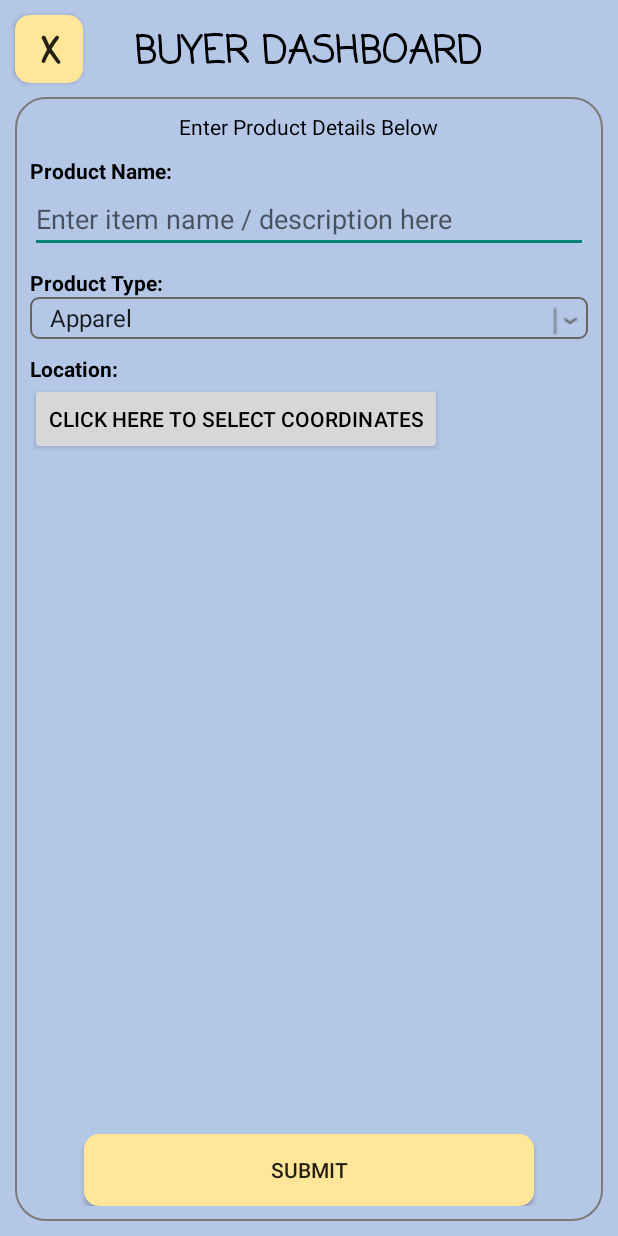
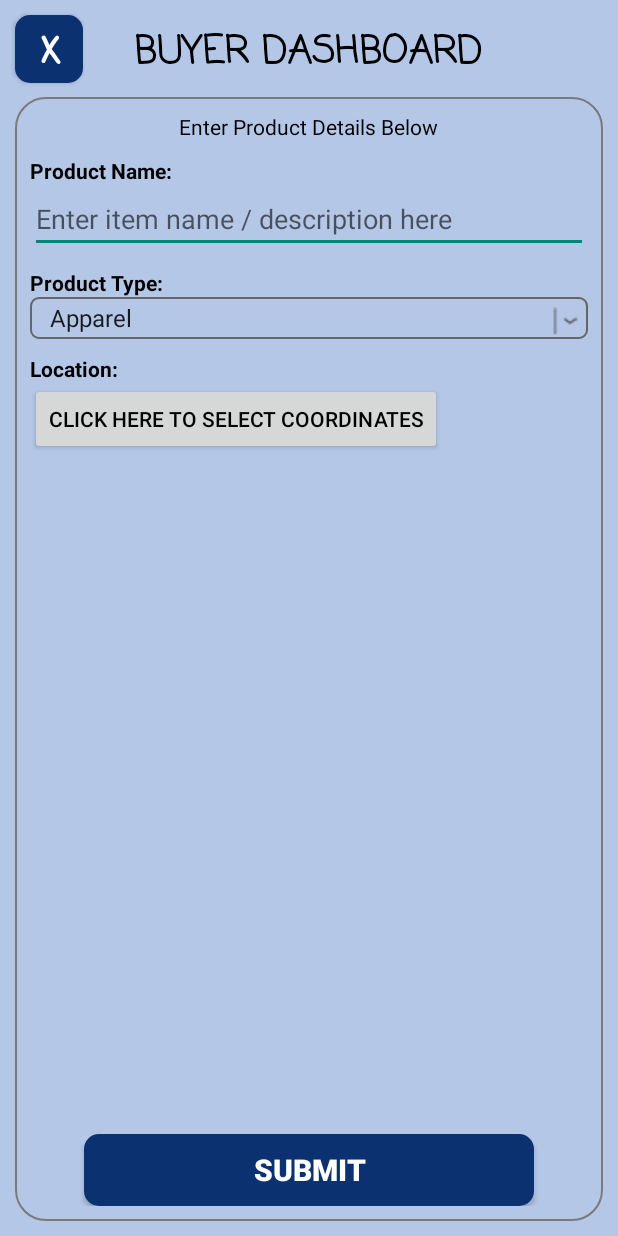
Before and after one commit to beephee/buzzarpheewhale, an Android app: the AddRequestActivity screen opened directly, with no data from a screen before it, on a phone screen of 412 x 824 dp. Run offline under Robolectric (Android 15) with nearby library versions, the phone set to English and light mode, and no system bars; our stand-ins replace Firebase (no records; nobody signed in at launch, a user with empty details on screens opened directly).

Commit message:
Separated and recustomized round button stylesheet for buyer/courier screens

```diff
--- /dev/null
+++ b/FirebaseAuthDemo/app/src/main/res/drawable/buyerRoundedButton.xml
@@ -0,0 +1,9 @@
+<?xml version="1.0" encoding="utf-8"?>
+<shape xmlns:android="http://schemas.android.com/apk/res/android"
+android:shape="rectangle">
+    <solid android:color="#0b3170" />
+    <corners android:bottomRightRadius="10dp"
+        android:bottomLeftRadius="10dp"
+        android:topRightRadius="10dp"
+        android:topLeftRadius="10dp"/>
+</shape>
--- a/FirebaseAuthDemo/app/src/main/res/layout/activity_add_request.xml
+++ b/FirebaseAuthDemo/app/src/main/res/layout/activity_add_request.xml
@@ -30,8 +30,9 @@
         android:fontFamily="casual"
         android:textStyle="bold"
         android:textAllCaps="false"
-        android:background="@drawable/roundedbutton"
+        android:background="@drawable/buyerRoundedButton"
         android:textSize="30sp"
+        android:textColor="@color/white"
         android:onClick="cancel"/>
 
     <RelativeLayout
@@ -144,7 +145,10 @@
             android:layout_alignParentBottom="true"
             android:layout_centerHorizontal="true"
             android:text="Submit"
-            android:background="@drawable/roundedbutton"
+            android:textStyle="bold"
+            android:textSize="20dp"
+            android:textColor="@color/white"
+            android:background="@drawable/buyerRoundedButton"
 />
 
     </RelativeLayout>
--- a/FirebaseAuthDemo/app/src/main/res/layout/activity_buyer.xml
+++ b/FirebaseAuthDemo/app/src/main/res/layout/activity_buyer.xml
@@ -48,8 +48,11 @@
             android:layout_gravity="center_horizontal"
             android:id="@+id/buttonNewListing"
             android:text="Add New Request"
+            android:textSize="20dp"
+            android:textStyle="bold"
+            android:textColor="@color/white"
             android:onClick="viewAddRequest"
-            android:background="@drawable/roundedbutton"
+            android:background="@drawable/buyerRoundedButton"
             android:layout_alignParentBottom="true"
             android:layout_centerHorizontal="true"/>
 
```
Also changed, not shown: FirebaseAuthDemo/app/src/main/res/drawable/courierRoundedButton.xml (added, +9 -0 lines).
